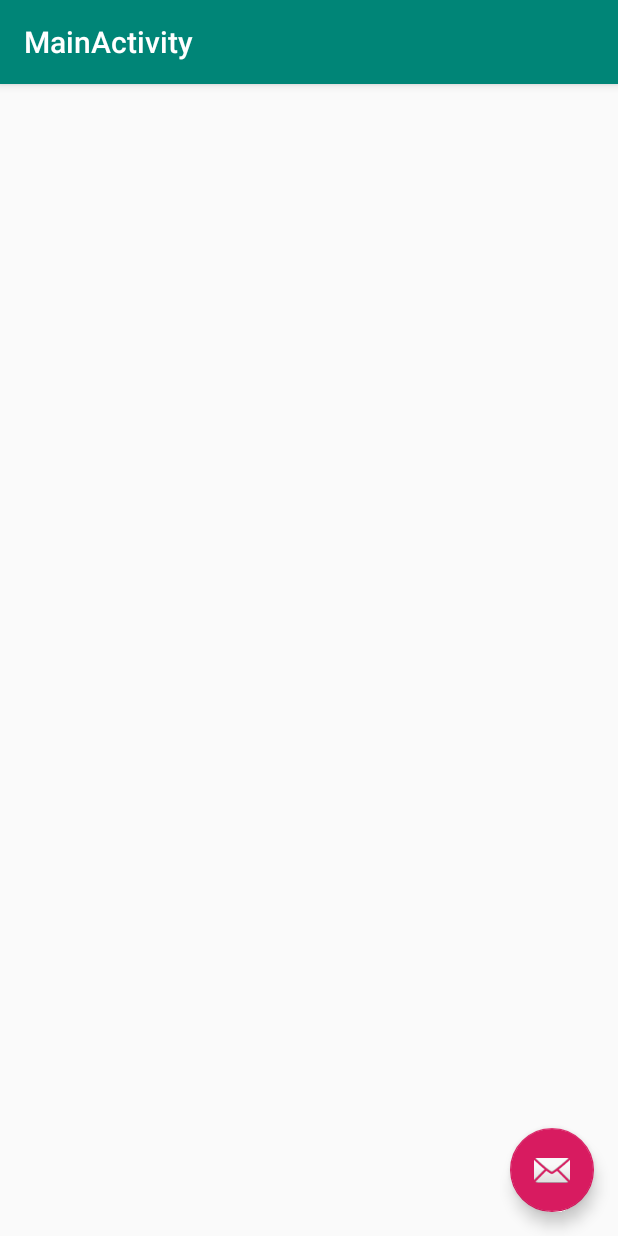
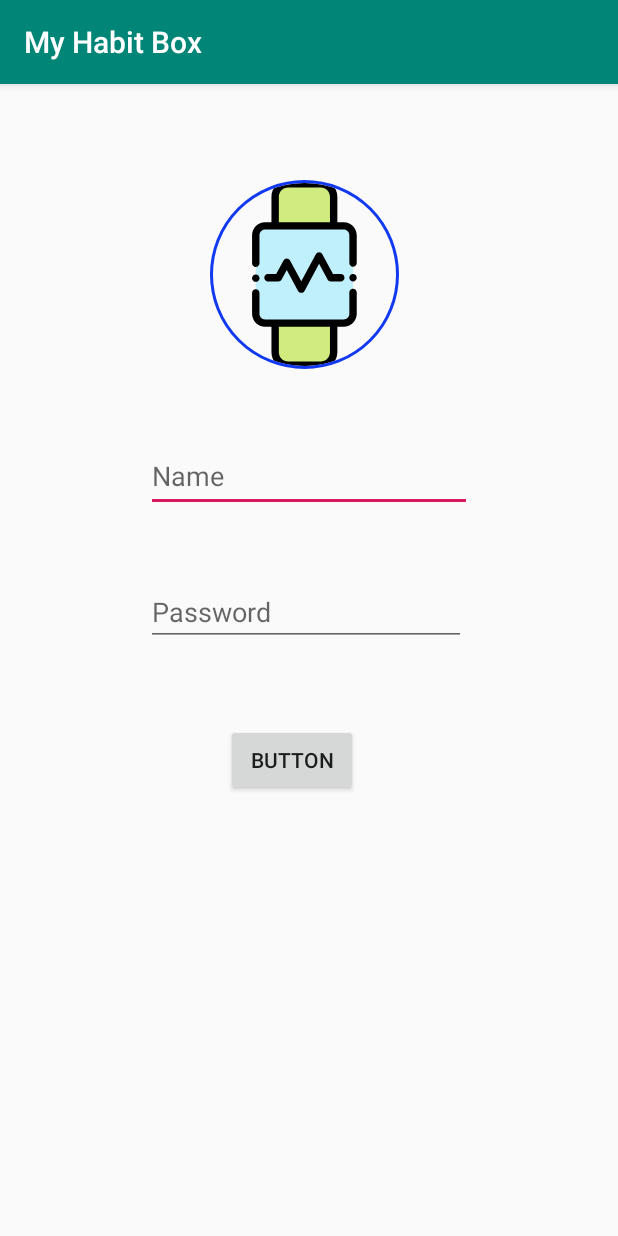
Before and after one commit to MalikHak/MyHabitBox, an Android app: the screen it shows after launch (MainActivity before the commit, Login_activity after it), on a phone screen of 412 x 824 dp. Run offline under Robolectric (Android 15) with nearby library versions, the phone set to English and light mode, and no system bars; our stand-ins replace CircleImageView.

Commit message:
Third Commit

```diff
--- a/app/src/main/java/app/auaf/myhabitbox/Login_activity.java
+++ b/app/src/main/java/app/auaf/myhabitbox/Login_activity.java
@@ -2,13 +2,31 @@ package app.auaf.myhabitbox;
 
 import androidx.appcompat.app.AppCompatActivity;
 
+import android.content.Intent;
 import android.os.Bundle;
+import android.view.View;
+import android.widget.Button;
 
 public class Login_activity extends AppCompatActivity {
 
+    Button btnLogIn;
     @Override
     protected void onCreate(Bundle savedInstanceState) {
         super.onCreate(savedInstanceState);
         setContentView(R.layout.activity_login);
+
+
+        btnLogIn=findViewById(R.id.btnLogin);
+
+
+        btnLogIn.setOnClickListener(new View.OnClickListener() {
+            @Override
+            public void onClick(View v) {
+
+                Intent intent=new Intent( Login_activity.this,MainActivity.class);
+                startActivity(intent);
+
+            }
+        });
     }
 }
--- a/app/src/main/java/app/auaf/myhabitbox/SplashScreenActivity.java
+++ b/app/src/main/java/app/auaf/myhabitbox/SplashScreenActivity.java
@@ -5,6 +5,7 @@ import androidx.appcompat.app.AppCompatActivity;
 import android.content.Intent;
 import android.os.Bundle;
 import android.os.Handler;
+import android.util.Log;
 
 public class SplashScreenActivity extends AppCompatActivity {
 
@@ -19,7 +20,7 @@ public class SplashScreenActivity extends AppCompatActivity {
             public void run() {
 
 
-                Intent intent=new Intent(SplashScreenActivity.this,MainActivity.class);
+                Intent intent=new Intent(SplashScreenActivity.this, Login_activity.class);
                 startActivity(intent);
                 finish();
 
--- a/app/src/main/res/layout/activity_login.xml
+++ b/app/src/main/res/layout/activity_login.xml
@@ -22,31 +22,32 @@
         app:layout_constraintVertical_bias="0.225" />
 
     <EditText
-        android:id="@+id/editText"
+        android:id="@+id/etName"
         android:layout_width="217dp"
         android:layout_height="47dp"
         android:layout_marginTop="48dp"
         android:ems="10"
         android:inputType="textPersonName"
-        android:text="Name"
+        android:hint="Name"
         app:layout_constraintEnd_toEndOf="parent"
         app:layout_constraintStart_toStartOf="parent"
         app:layout_constraintTop_toBottomOf="@+id/profile_image" />
 
     <EditText
-        android:id="@+id/editText2"
+        android:id="@+id/etPassword"
         android:layout_width="wrap_content"
         android:layout_height="wrap_content"
-        android:layout_marginTop="40dp"
+        android:layout_marginTop="44dp"
         android:layout_marginEnd="4dp"
         android:ems="10"
+        android:hint="Password"
         android:inputType="textPassword"
         app:layout_constraintEnd_toEndOf="parent"
         app:layout_constraintStart_toStartOf="parent"
-        app:layout_constraintTop_toBottomOf="@+id/editText" />
+        app:layout_constraintTop_toBottomOf="@+id/etName" />
 
     <Button
-        android:id="@+id/button"
+        android:id="@+id/btnLogin"
         android:layout_width="wrap_content"
         android:layout_height="wrap_content"
         android:layout_marginTop="52dp"
@@ -55,6 +56,6 @@
         app:layout_constraintEnd_toEndOf="parent"
         app:layout_constraintHorizontal_bias="0.92"
         app:layout_constraintStart_toStartOf="parent"
-        app:layout_constraintTop_toBottomOf="@+id/editText2" />
+        app:layout_constraintTop_toBottomOf="@+id/etPassword" />
 
 </androidx.constraintlayout.widget.ConstraintLayout>
```
